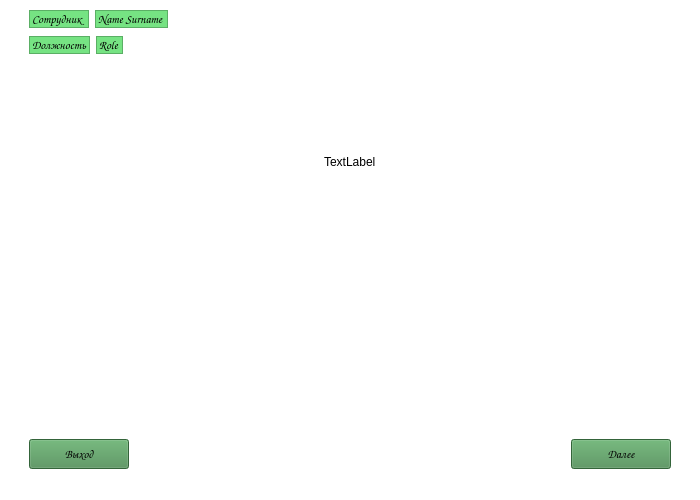
This is forms/Transition.ui in programmister68/Practice-2022 as Qt 5 draws it before an edit. The edited form follows.
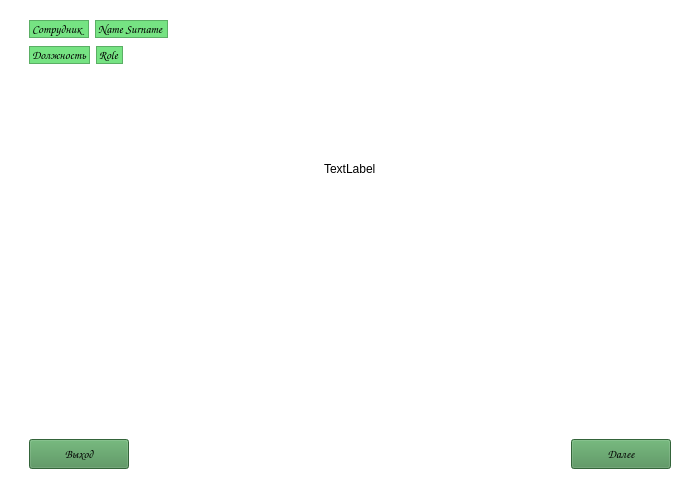
This is the edited form.

The edit to the form file:
```diff
--- a/forms/Transition.ui
+++ b/forms/Transition.ui
@@ -40,6 +40,22 @@
       <property name="sizeConstraint">
        <enum>QLayout::SetMinAndMaxSize</enum>
       </property>
+      <item>
+       <spacer name="verticalSpacer">
+        <property name="orientation">
+         <enum>Qt::Vertical</enum>
+        </property>
+        <property name="sizeType">
+         <enum>QSizePolicy::Fixed</enum>
+        </property>
+        <property name="sizeHint" stdset="0">
+         <size>
+          <width>20</width>
+          <height>10</height>
+         </size>
+        </property>
+       </spacer>
+      </item>
       <item>
        <layout class="QVBoxLayout" name="verticalLayout_3">
         <item>
```
